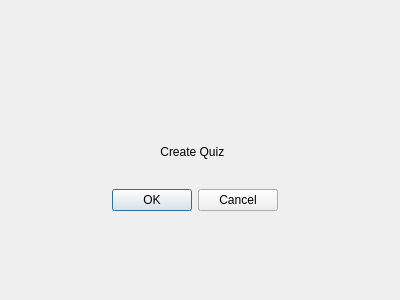
First picture: the form in Kahoot_client/connectscreen.ui, repository JanMetz/Kahoot, before the edit.
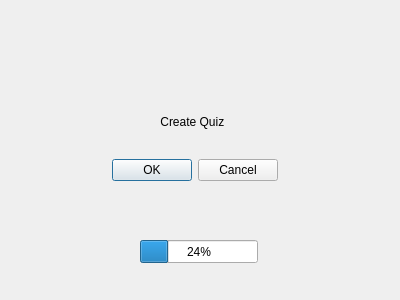
Second picture: the form after the edit.

The edit to the form file:
```diff
--- a/Kahoot_client/connectscreen.ui
+++ b/Kahoot_client/connectscreen.ui
@@ -13,11 +13,11 @@
   <property name="windowTitle">
    <string>Form</string>
   </property>
-  <widget class="QWidget" name="">
+  <widget class="QWidget" name="layoutWidget">
    <property name="geometry">
     <rect>
      <x>110</x>
-     <y>120</y>
+     <y>90</y>
      <width>168</width>
      <height>91</height>
     </rect>
@@ -42,6 +42,25 @@
     </item>
    </layout>
   </widget>
+  <widget class="QProgressBar" name="progressBar">
+   <property name="enabled">
+    <bool>true</bool>
+   </property>
+   <property name="geometry">
+    <rect>
+     <x>140</x>
+     <y>240</y>
+     <width>118</width>
+     <height>23</height>
+    </rect>
+   </property>
+   <property name="value">
+    <number>24</number>
+   </property>
+   <property name="textVisible">
+    <bool>true</bool>
+   </property>
+  </widget>
  </widget>
  <resources/>
  <connections/>
```
